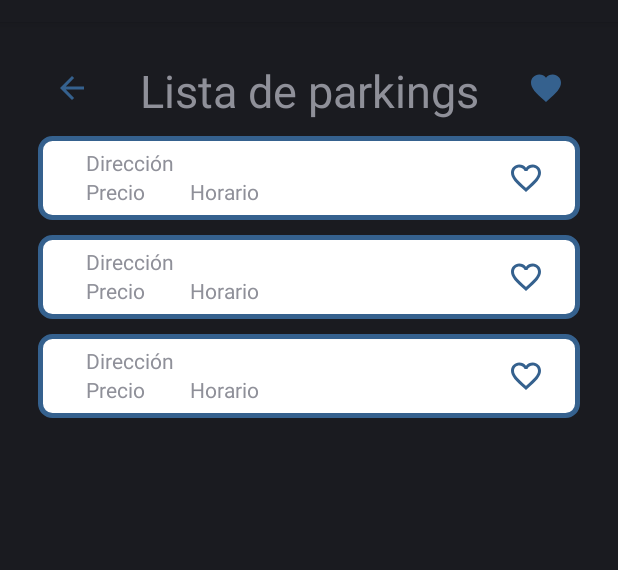
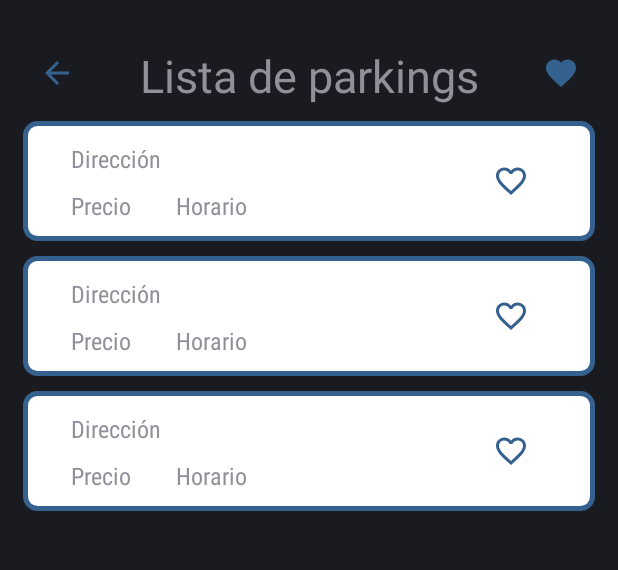
Before and after one commit to pamplonapark/front_end, an Android app: the layout activity_search.xml on its own in the app's theme, with its tools: preview values and no code run, on a phone screen of 412 x 824 dp, the part 62-632 px from its top. Run offline under Robolectric (Android 15) with nearby library versions, the light colour scheme and no system bars.

Commit message:
Modified search and rowitem + fontsyle

```diff
--- a/app/src/main/res/layout/activity_search.xml
+++ b/app/src/main/res/layout/activity_search.xml
@@ -5,7 +5,7 @@
     xmlns:tools="http://schemas.android.com/tools"
     android:layout_width ="match_parent"
     android:layout_height ="match_parent"
-    android:padding="25dp"
+    android:padding="15dp"
     tools:context=".MainActivity" >
     <RelativeLayout
         android:layout_width="match_parent"
--- a/app/src/main/res/layout/rowitem.xml
+++ b/app/src/main/res/layout/rowitem.xml
@@ -2,7 +2,7 @@
 <RelativeLayout
     xmlns:android="http://schemas.android.com/apk/res/android"
     android:layout_width="match_parent"
-    android:layout_height="wrap_content"
+    android:layout_height="80dp"
     android:orientation="vertical"
     android:paddingBottom="@dimen/row_padding"
     android:paddingLeft="@dimen/general_padding"
@@ -17,7 +17,10 @@
         android:layout_width="wrap_content"
         android:layout_height="wrap_content"
         android:layout_alignParentTop="true"
-        android:paddingStart="@dimen/text_row_padding_image"/>
+        android:paddingStart="@dimen/text_row_padding_image"
+        android:textSize="16dp"
+        android:layout_marginTop="6dp"
+        android:fontFamily="sans-serif-condensed"/>
 
     <TextView
         android:id="@+id/precio"
@@ -25,7 +28,10 @@
         android:layout_width="wrap_content"
         android:layout_height="wrap_content"
         android:layout_below="@+id/direccion"
-        android:paddingStart="@dimen/text_row_padding_image"/>
+        android:paddingStart="@dimen/text_row_padding_image"
+        android:layout_marginTop="9dp"
+        android:textSize="16dp"
+        android:fontFamily="sans-serif-condensed"/>
 
     <TextView
         android:id="@+id/horario"
@@ -34,14 +40,18 @@
         android:layout_height="wrap_content"
         android:layout_below="@+id/direccion"
         android:layout_toEndOf="@+id/precio"
-        android:layout_marginStart="30dp"/>
+        android:layout_marginStart="30dp"
+        android:textSize="16dp"
+        android:layout_marginTop="9dp"
+        android:fontFamily="sans-serif-condensed"/>
 
     <ImageButton
         android:id="@+id/favoritos"
-        android:layout_width="40dp"
-        android:layout_height="40dp"
+        android:layout_width="80dp"
+        android:layout_height="100dp"
         android:src="@drawable/baseline_favorite_border_24"
         android:layout_alignParentRight="true"
         android:background="@android:color/transparent"
-        android:onClick="onFavoritosButtonClick"/>
+        android:onClick="onFavoritosButtonClick"
+        />
 </RelativeLayout>
```
